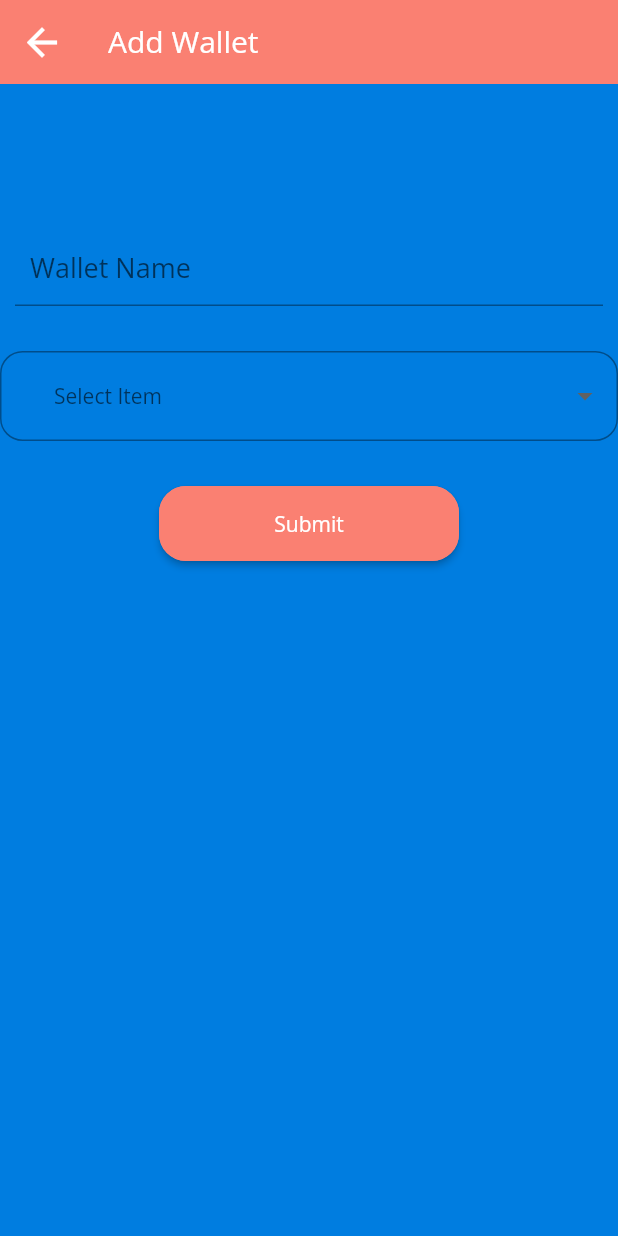
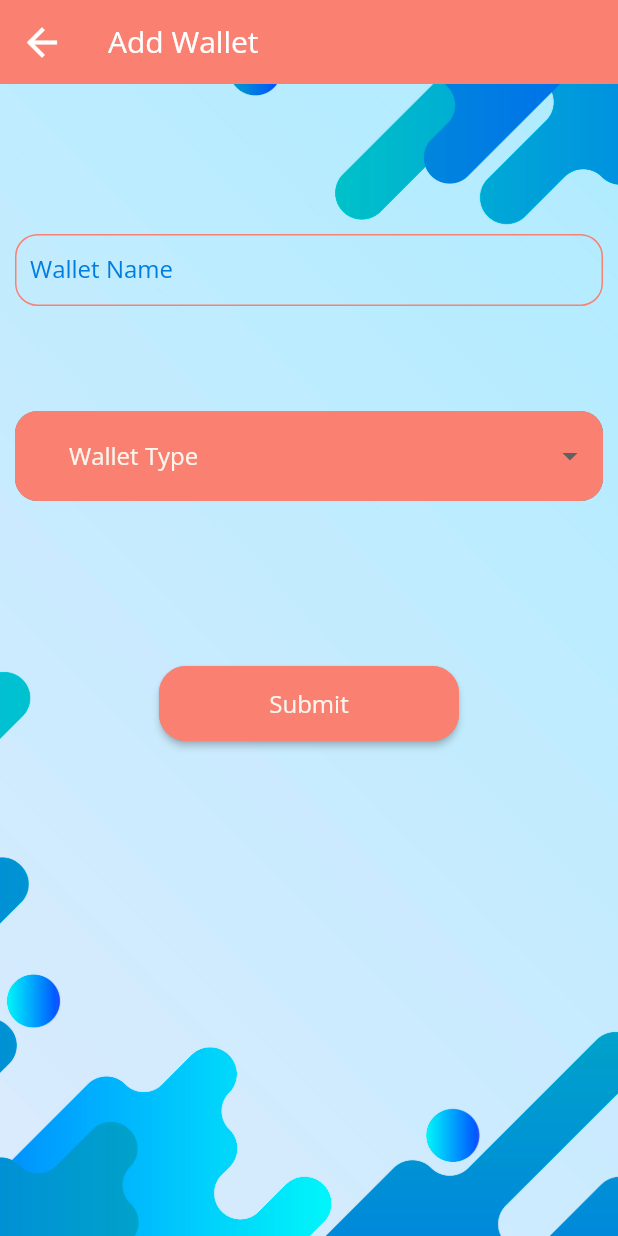
Before and after one commit to Adrian0012/ticketson, a Flutter app: the CreateWalletScreen screen opened by its route, on a phone screen of 412 x 824 dp. Run offline on Flutter 3.47's test engine with Material 2 defaults, Android fonts, the phone set to English and light mode, and no system bars; our stand-ins replace beamer, bloc, dropdown_button2, equatable, flutter_bloc, flutter_secure_storage and 1 more; accounts and stored records are empty.

Commit message:
update create wallet form design

```diff
--- a/ticketson/lib/forms/create_wallet/create_wallet_form.dart
+++ b/ticketson/lib/forms/create_wallet/create_wallet_form.dart
@@ -11,8 +11,6 @@ class CreateWalletForm extends StatefulWidget {
   }
 }
 
-// Create a corresponding State class.
-// This class holds data related to the form.
 class CreateWalletFormState extends State<CreateWalletForm> {
   late FocusNode myFocusNode;
   final TextEditingController _walletNameController = TextEditingController();
@@ -54,14 +52,24 @@ class CreateWalletFormState extends State<CreateWalletForm> {
                   FocusScope.of(context).requestFocus(myFocusNode);
                 },
                 decoration: InputDecoration(
+                  focusedBorder: const OutlineInputBorder(
+                      borderRadius: BorderRadius.all(Radius.circular(5.0)),
+                      borderSide: BorderSide(color: Palette.primaryColor)),
+                  enabledBorder: OutlineInputBorder(
+                    borderRadius: BorderRadius.circular(15),
+                    borderSide: const BorderSide(
+                      color: Palette.primaryColor,
+                    ),
+                  ),
                   contentPadding:
                       const EdgeInsets.only(left: 10.0, right: 10.0),
                   labelText: 'Wallet Name',
                   labelStyle: TextStyle(
+                    color: Palette.accentColor,
                     fontSize: myFocusNode.hasFocus ||
                             _walletNameController.text.isNotEmpty
                         ? 16
-                        : 18,
+                        : 16,
                     fontWeight: myFocusNode.hasFocus
                         ? FontWeight.bold
                         : FontWeight.normal,
@@ -75,9 +83,14 @@ class CreateWalletFormState extends State<CreateWalletForm> {
                 },
               ),
             ),
-            const SizedBox(height: 30),
+            const SizedBox(height: 60),
             DropdownButtonHideUnderline(
+              child: Padding(
+                padding: const EdgeInsets.all(10.0),
                 child: DropdownButtonFormField2(
+                  buttonDecoration: BoxDecoration(
+                      color: Palette.primaryColor,
+                      borderRadius: BorderRadius.circular(15)),
                   decoration: InputDecoration(
                     isDense: true,
                     contentPadding: EdgeInsets.zero,
@@ -89,15 +102,16 @@ class CreateWalletFormState extends State<CreateWalletForm> {
                   buttonPadding: const EdgeInsets.only(left: 20, right: 10),
                   dropdownDecoration: BoxDecoration(
                     borderRadius: BorderRadius.circular(15),
+                    color: Palette.primaryColor,
                   ),
                   validator: (value) => value == null || value == 'Select Item'
                       ? 'Please select a Wallet Type'
                       : null,
-                hint: Text(
-                  'Select Item',
+                  hint: const Text(
+                    'Wallet Type',
                     style: TextStyle(
-                    fontSize: 14,
-                    color: Theme.of(context).hintColor,
+                      fontSize: 16,
+                      color: Palette.secondaryColor,
                     ),
                   ),
                   items: items
@@ -107,6 +121,7 @@ class CreateWalletFormState extends State<CreateWalletForm> {
                               item,
                               style: const TextStyle(
                                 fontSize: 14,
+                                color: Palette.secondaryColor,
                               ),
                             ),
                           ))
@@ -119,7 +134,8 @@ class CreateWalletFormState extends State<CreateWalletForm> {
                   },
                 ),
               ),
-            const SizedBox(height: 30),
+            ),
+            const SizedBox(height: 100),
             ElevatedButton(
               style: ButtonStyle(
                   backgroundColor:
@@ -140,7 +156,13 @@ class CreateWalletFormState extends State<CreateWalletForm> {
                   );
                 }
               },
-              child: const Text('Submit'),
+              child: const Text(
+                'Submit',
+                style: TextStyle(
+                  color: Palette.secondaryColor,
+                  fontSize: 16,
+                ),
+              ),
             ),
           ],
         ),
--- a/ticketson/lib/forms/create_wallet/screens/create_wallet.dart
+++ b/ticketson/lib/forms/create_wallet/screens/create_wallet.dart
@@ -1,5 +1,6 @@
 import 'package:beamer/beamer.dart';
 import 'package:flutter/material.dart';
+import 'package:ticketson/config/themes/custom_images.dart';
 import 'package:ticketson/config/themes/palette.dart';
 import 'package:ticketson/forms/create_wallet/create_wallet_form.dart';
 
@@ -13,8 +14,15 @@ class CreateWalletScreen extends StatefulWidget {
 class _CreateWalletStateScreen extends State<CreateWalletScreen> {
   @override
   Widget build(BuildContext context) {
-    return Scaffold(
-      backgroundColor: Palette.accentColor,
+    return Container(
+      decoration: const BoxDecoration(
+        image: DecorationImage(
+          image: AssetImage(CustomImages.background),
+          fit: BoxFit.cover,
+        ),
+      ),
+      child: Scaffold(
+        backgroundColor: Palette.transparent,
         appBar: AppBar(
           leading: IconButton(
             icon: const Icon(Icons.arrow_back),
@@ -29,6 +37,7 @@ class _CreateWalletStateScreen extends State<CreateWalletScreen> {
           backgroundColor: Palette.primaryColor,
         ),
         body: const CreateWalletForm(),
+      ),
     );
   }
 }
```
Lines whose indentation alone changed are shown as unchanged.
